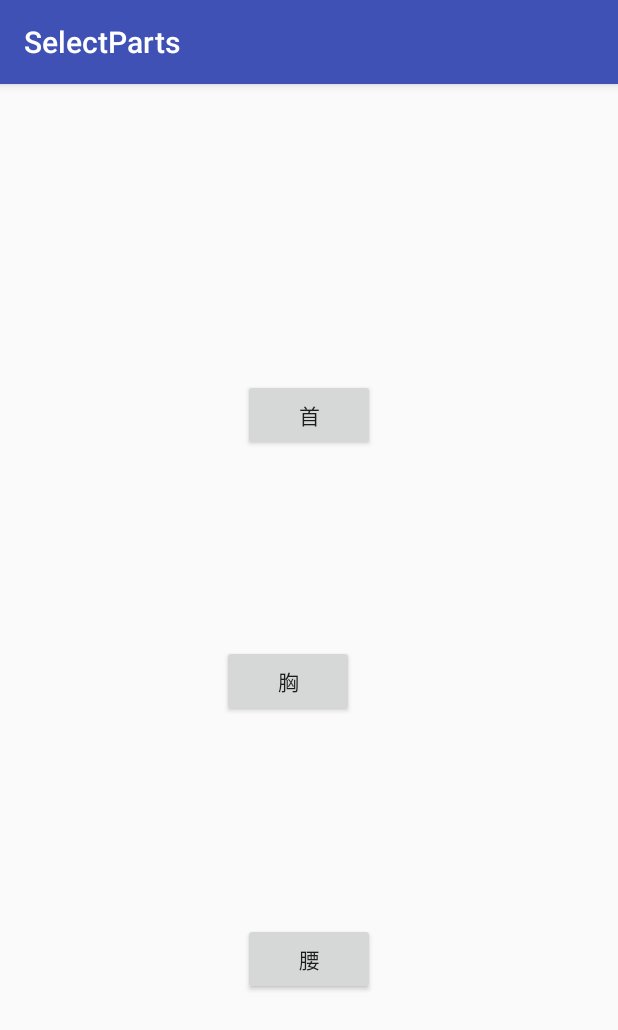
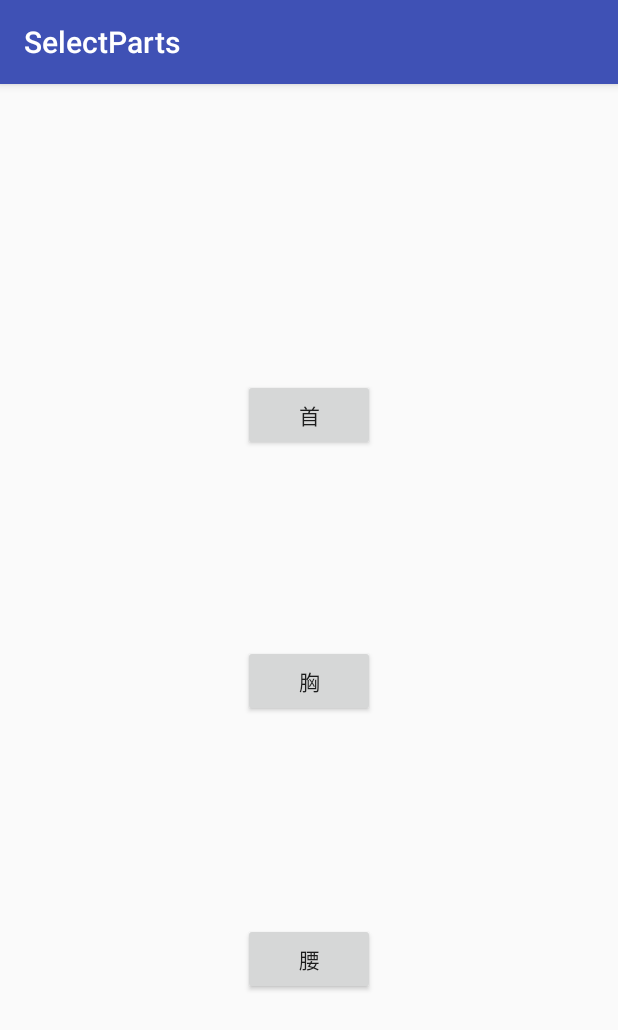
Before and after one commit to dossey615/IsolationForAndroid, an Android app: the SelectPartsActivity screen opened directly, with no data from a screen before it, on a phone screen of 412 x 824 dp. Shown: the top 1030 px of the screen. Run offline under Robolectric (Android 15) with nearby library versions, the phone set to English and light mode, and no system bars.

```diff
--- a/app/src/main/res/layout/activity_select_parts.xml
+++ b/app/src/main/res/layout/activity_select_parts.xml
@@ -30,7 +30,6 @@
         android:text="@string/parts2"
         app:layout_constraintBottom_toTopOf="@+id/parts3"
         app:layout_constraintEnd_toEndOf="parent"
-        app:layout_constraintHorizontal_bias="0.0"
         app:layout_constraintStart_toStartOf="parent"
         app:layout_constraintTop_toBottomOf="@+id/parts1" />
 
```
Also changed, not shown: app/src/main/res/drawable/splash_img.png.
